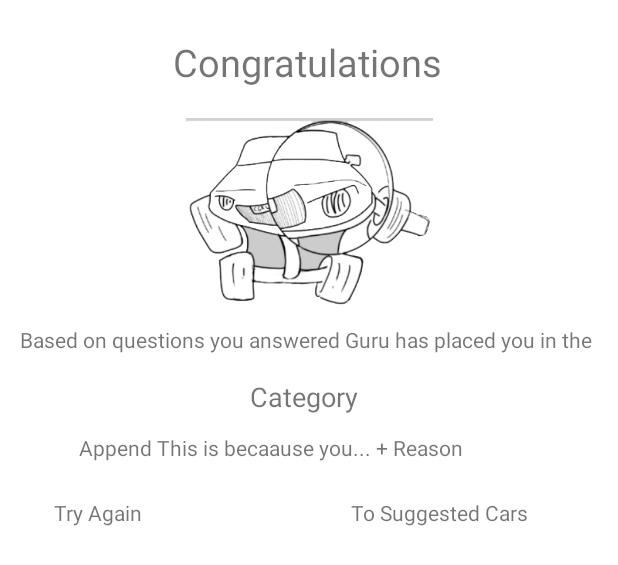
After one commit to chejiaha/CarGuruDemo, an Android app: the layout fragment_finished_questionnaire.xml on its own in the app's theme, with its tools: preview values and no code run, on a phone screen of 412 x 824 dp. The commit adds this screen. Shown: the top 565 px of the screen. Run offline under Robolectric (Android 15) with nearby library versions, the light colour scheme and no system bars.

Commit message:
Added FinishedQuestionnaire PAge, and left notes for others to complete

```diff
--- /dev/null
+++ b/app/src/main/res/layout/fragment_finished_questionnaire.xml
@@ -0,0 +1,88 @@
+<?xml version="1.0" encoding="utf-8"?>
+<androidx.constraintlayout.widget.ConstraintLayout
+    xmlns:android="http://schemas.android.com/apk/res/android"
+    xmlns:app="http://schemas.android.com/apk/res-auto"
+    xmlns:tools="http://schemas.android.com/tools"
+    android:layout_width="match_parent"
+    android:layout_height="match_parent"
+    tools:context=".ui.questionnaire.FinishedQuestionnaireFragment">
+
+    <TextView
+        android:id="@+id/tvQuestionnaireTitle"
+        android:layout_width="wrap_content"
+        android:layout_height="wrap_content"
+        android:layout_marginTop="24dp"
+        android:text="Congratulations"
+        android:textSize="25dp"
+        app:layout_constraintEnd_toEndOf="parent"
+        app:layout_constraintHorizontal_bias="0.497"
+        app:layout_constraintStart_toStartOf="parent"
+        app:layout_constraintTop_toTopOf="parent" />
+
+    <ImageView
+        android:id="@+id/tvFindACarGuruImage"
+        android:layout_width="303dp"
+        android:layout_height="126dp"
+        android:layout_marginTop="20dp"
+        android:src="@drawable/crewmascot"
+        app:layout_constraintEnd_toEndOf="parent"
+        app:layout_constraintStart_toStartOf="parent"
+        app:layout_constraintTop_toBottomOf="@+id/tvQuestionnaireTitle" />
+
+    <TextView
+        android:id="@+id/tvQuestionnaireBased"
+        android:layout_width="wrap_content"
+        android:layout_height="wrap_content"
+        android:layout_marginTop="12dp"
+        android:text="Based on questions you answered Guru has placed you in the "
+        app:layout_constraintEnd_toEndOf="parent"
+        app:layout_constraintHorizontal_bias="0.476"
+        app:layout_constraintStart_toStartOf="parent"
+        app:layout_constraintTop_toBottomOf="@+id/tvFindACarGuruImage" />
+
+    <TextView
+        android:id="@+id/tvQuestionnaireCategoryTitle"
+        android:layout_width="wrap_content"
+        android:layout_height="wrap_content"
+        android:layout_marginTop="16dp"
+        android:text="Category "
+        android:textSize="18dp"
+        app:layout_constraintEnd_toEndOf="parent"
+        app:layout_constraintHorizontal_bias="0.498"
+        app:layout_constraintStart_toStartOf="parent"
+        app:layout_constraintTop_toBottomOf="@+id/tvQuestionnaireBased" />
+
+    <TextView
+        android:id="@+id/tvQuestionnaireCategoryExplanation"
+        android:layout_width="306dp"
+        android:layout_height="wrap_content"
+        android:layout_marginTop="12dp"
+        android:text="Append This is becaause you... + Reason"
+        app:layout_constraintEnd_toEndOf="parent"
+        app:layout_constraintHorizontal_bias="0.496"
+        app:layout_constraintStart_toStartOf="parent"
+        app:layout_constraintTop_toBottomOf="@+id/tvQuestionnaireCategoryTitle" />
+
+    <TextView
+        android:id="@+id/tvQuestionnaireTryAgain"
+        android:layout_width="wrap_content"
+        android:layout_height="wrap_content"
+        android:layout_marginStart="36dp"
+        android:layout_marginTop="24dp"
+        android:text="Try Again"
+        app:layout_constraintStart_toStartOf="parent"
+        app:layout_constraintTop_toBottomOf="@+id/tvQuestionnaireCategoryExplanation" />
+
+    <TextView
+        android:id="@+id/tvQuestionnaireToCars"
+        android:layout_width="wrap_content"
+        android:layout_height="wrap_content"
+        android:layout_marginTop="24dp"
+        android:text="To Suggested Cars"
+        app:layout_constraintEnd_toEndOf="parent"
+        app:layout_constraintHorizontal_bias="0.697"
+        app:layout_constraintStart_toEndOf="@+id/tvQuestionnaireTryAgain"
+        app:layout_constraintTop_toBottomOf="@+id/tvQuestionnaireCategoryExplanation" />
+
+
+</androidx.constraintlayout.widget.ConstraintLayout>
```
Also changed, not shown: app/src/main/java/owen/ross/carguru/models/VehicleDatabase.java (+11 -1 lines), app/src/main/java/owen/ross/carguru/ui/questionnaire/FinishedQuestionnaireFragment.java (added, +88 -0 lines), app/src/main/java/owen/ross/carguru/ui/questionnaire/QuestionnaireFragment.java (+17 -1 lines).
